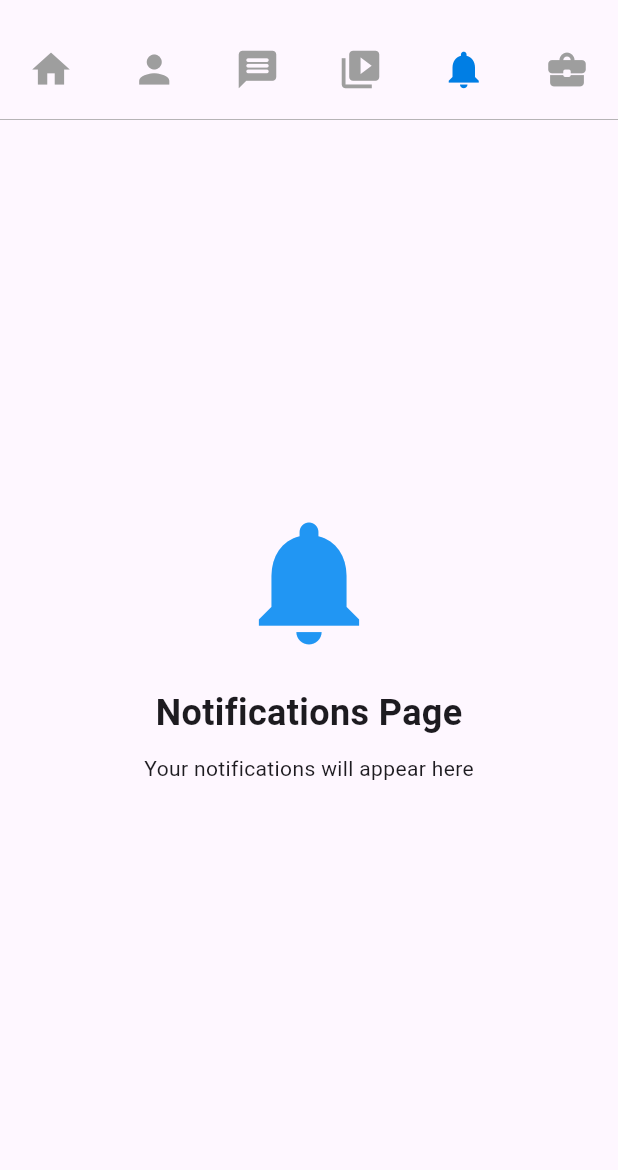
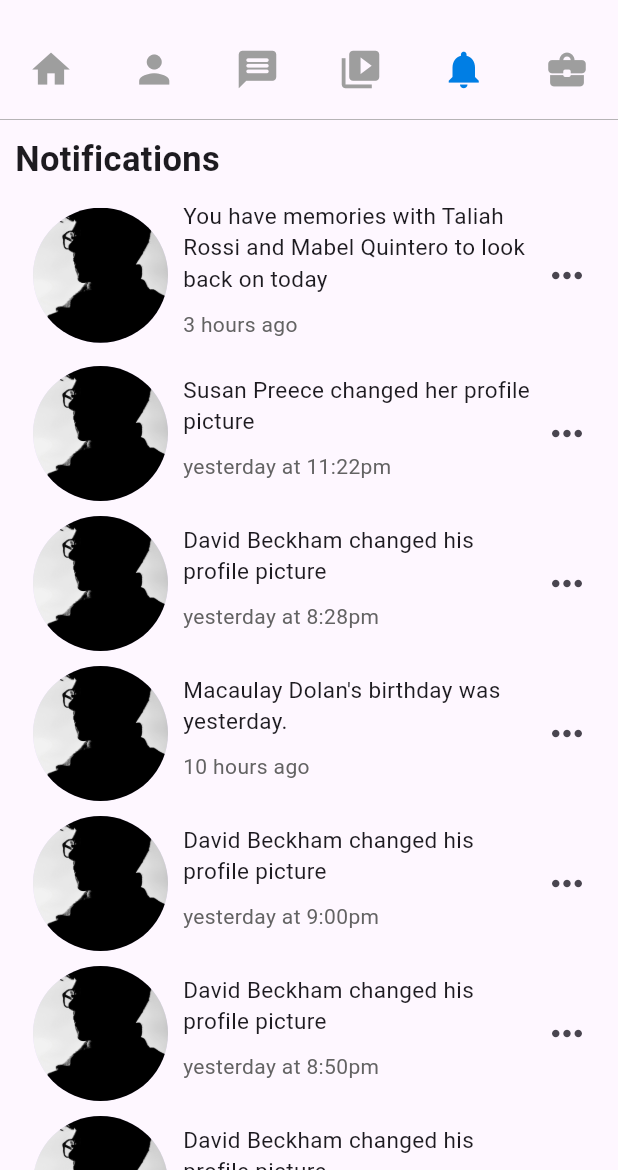
Before and after one commit to Gedion47/facebook_clone2, a Flutter app: the HomeScreen screen opened directly, swiped to page 3, on a phone screen of 412 x 824 dp, the part 66-1236 px from its top. Run offline on Flutter 3.47's test engine with Material 3 defaults, Android fonts, the phone set to English and light mode, and no system bars; our stand-ins replace firebase_auth, firebase_core, google_sign_in; accounts and stored records are empty.

Commit message:
added notifications tab and fixed homepage padding

```diff
--- a/lib/homescreen.dart
+++ b/lib/homescreen.dart
@@ -1,3 +1,4 @@
+import 'package:facebook_clone2/providers/notifications.dart';
 import 'package:flutter/material.dart';
 import './providers/post.dart';
 import './providers/friend_requests.dart';
@@ -15,7 +16,7 @@ class _HomeScreenState extends State<HomeScreen> {
   final PageController _pageController = PageController();
   int _currentPageIndex = 0;
 
-  // Home Page Content
+  // Home Page
   Widget _buildHomePage() {
     return ListView(
       children: [
@@ -64,6 +65,8 @@ class _HomeScreenState extends State<HomeScreen> {
                 children: [
                   SingleChildScrollView(
                     scrollDirection: Axis.horizontal,
+                    child: Padding(
+                      padding: const EdgeInsets.fromLTRB(10.0, 0, 0, 10.0),
                       child: Row(
                         mainAxisAlignment: MainAxisAlignment.spaceBetween,
                         children: [
@@ -172,9 +175,10 @@ class _HomeScreenState extends State<HomeScreen> {
                         ],
                       ),
                     ),
+                  ),
                 ],
               ),
-              Divider(color: const Color.fromARGB(255, 202, 202, 202), height: 22, thickness: 2),
+              Divider(color: const Color.fromARGB(255, 202, 202, 202), height: 10, thickness: 2),
               SizedBox(height: 10.0),
             ],
           ),
@@ -198,7 +202,7 @@ class _HomeScreenState extends State<HomeScreen> {
     );
   }
 
-  // Profile Page
+  // Friends Page
   Widget _buildFriendsPage() {
     return ListView(
       children: [
@@ -209,7 +213,7 @@ class _HomeScreenState extends State<HomeScreen> {
             children: [
               Text(
                 "Friend Requests",
-                style: TextStyle(fontWeight: FontWeight.bold, fontSize: 20),
+                style: TextStyle(fontWeight: FontWeight.bold, fontSize: 23),
               ),
               SizedBox(height: 10),
               friendRequestCard(
@@ -237,7 +241,7 @@ class _HomeScreenState extends State<HomeScreen> {
               SizedBox(height: 10),
               Text(
                 "People you may know",
-                style: TextStyle(fontWeight: FontWeight.bold, fontSize: 20),
+                style: TextStyle(fontWeight: FontWeight.bold, fontSize: 23),
               ),
               SizedBox(height: 10),
               friendSuggestionCard(
@@ -266,21 +270,63 @@ class _HomeScreenState extends State<HomeScreen> {
 
   // Notifications Page
   Widget _buildNotificationsPage() {
-    return Center(
+    return ListView(
+      children: [
+        Padding(
+          padding: const EdgeInsets.all(10.0),
           child: Column(
-        mainAxisAlignment: MainAxisAlignment.center,
+            crossAxisAlignment: CrossAxisAlignment.start,
             children: [
-          Icon(Icons.notifications, size: 100, color: Colors.blue),
-          SizedBox(height: 20),
               Text(
-            'Notifications Page',
-            style: TextStyle(fontSize: 24, fontWeight: FontWeight.bold),
+                "Notifications",
+                style: TextStyle(fontWeight: FontWeight.bold, fontSize: 23),
               ),
               SizedBox(height: 10),
-          Text('Your notifications will appear here'),
-          // You can add notifications list here
+              notificationCard(
+                profileImage: "assets/images/profile.jpg",
+                message: "You have memories with Taliah Rossi and Mabel Quintero to look back on today",
+                time: "3 hours ago",
+              ),
+              SizedBox(height: 10),
+              notificationCard(
+                profileImage: "assets/images/profile.jpg",
+                message: "Susan Preece changed her profile picture",
+                time: "yesterday at 11:22pm",
+              ),
+              SizedBox(height: 10),
+              notificationCard(
+                profileImage: "assets/images/profile.jpg",
+                message: "David Beckham changed his profile picture",
+                time: "yesterday at 8:28pm",
+              ),
+              SizedBox(height: 10),
+              notificationCard(
+                profileImage: "assets/images/profile.jpg",
+                message: "Macaulay Dolan's birthday was yesterday.",
+                time: "10 hours ago",
+              ),
+              SizedBox(height: 10),
+              notificationCard(
+                profileImage: "assets/images/profile.jpg",
+                message: "David Beckham changed his profile picture",
+                time: "yesterday at 9:00pm",
+              ),
+              SizedBox(height: 10),
+              notificationCard(
+                profileImage: "assets/images/profile.jpg",
+                message: "David Beckham changed his profile picture",
+                time: "yesterday at 8:50pm",
+              ),
+              SizedBox(height: 10),
+              notificationCard(
+                profileImage: "assets/images/profile.jpg",
+                message: "David Beckham changed his profile picture",
+                time: "yesterday at 7:28pm",
+              ),
             ],
           ),
+        ),
+      ],
     );
   }
 
--- a/lib/providers/auth_provider.dart
+++ b/lib/providers/auth_provider.dart
@@ -25,7 +25,6 @@ class AuthProvider extends ChangeNotifier {
       _setLoading(true);
       _clearError();
 
-      // Validate inputs
       if (name.isEmpty) {
         throw Exception('Please enter your name');
       }
@@ -95,7 +94,6 @@ class AuthProvider extends ChangeNotifier {
       _currentUser = userCredential.user;
       return _currentUser;
     } on FirebaseAuthException catch (e) {
-      // Handles wrong-password, user-not-found, etc.
       _setError(_getFirebaseErrorMessage(e));
       return null;
     } catch (e) {
@@ -183,7 +181,7 @@ class AuthProvider extends ChangeNotifier {
 
       final GoogleSignInAccount? googleUser = await googleSignIn.signIn();
 
-      // User canceled the sign-in
+      // if User canceled the sign-in
       if (googleUser == null) {
         _setLoading(false);
         return null;
--- /dev/null
+++ b/lib/providers/notifications.dart
@@ -0,0 +1,47 @@
+import 'package:flutter/material.dart';
+
+Widget notificationCard({
+  required String profileImage,
+  required String message,
+  required String time,
+}) {
+  return Row(
+    children: [
+      Padding(
+        padding: const EdgeInsets.only(left: 12),
+        child: GestureDetector(
+          onTap: () => {},
+          child: CircleAvatar(
+            radius: 45,
+            backgroundImage: AssetImage(profileImage),
+          ),
+        ),
+      ),
+      SizedBox(width: 10),
+      Expanded(
+        child: Column(
+          crossAxisAlignment: CrossAxisAlignment.start,
+          children: [
+            Text(
+              message,
+              style: TextStyle(fontSize: 15),
+            ),
+            SizedBox(height: 10),
+            Text(
+              time,
+              style: TextStyle(
+                fontSize: 14,
+                color: const Color.fromARGB(255, 99, 99, 99),
+              ),
+            ),
+            SizedBox(height: 8),
+          ],
+        ),
+      ),
+      IconButton(
+        onPressed: () => {},
+        icon: Icon(Icons.more_horiz, size: 30),
+      ),
+    ],
+  );
+}
--- a/lib/providers/post.dart
+++ b/lib/providers/post.dart
@@ -8,7 +8,7 @@ Widget facebookPost({
   required String postImage,
 }) {
   return Container(
-    margin: EdgeInsets.symmetric(vertical: 10),
+    margin: EdgeInsets.symmetric(vertical: 10, horizontal: 10),
     padding: EdgeInsets.all(10),
     decoration: BoxDecoration(
       color: Colors.white,
@@ -37,7 +37,8 @@ Widget facebookPost({
                 ),
               ),
             ),
-            Column(
+            Expanded(
+              child: Column(
                 crossAxisAlignment: CrossAxisAlignment.start,
                 children: [
                   Text(
@@ -50,11 +51,12 @@ Widget facebookPost({
                   ),
                 ],
               ),
+            ),
             Column(
               crossAxisAlignment: CrossAxisAlignment.end,
               children: [
                 IconButton(
-                  icon: const Icon(Icons.menu, size: 20),
+                  icon: const Icon(Icons.more_horiz, size: 20),
                   onPressed: () => {},
                 ),
               ],
```
Lines whose indentation alone changed are shown as unchanged.
